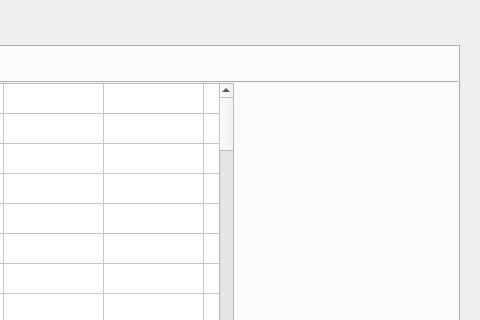
The window that mainwindow.ui (P0lskay/Simplex_graphs_methods) describes before a commit, drawn with Qt 5; both pictures show x 720 to 1200 and y 0 to 320 of the 1200 by 900 pixel window.
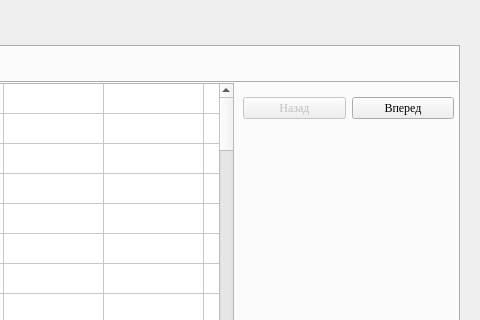
The same window after the commit. The open tabs and pages were chosen to show the change.

Commit message: Внесеной много изменений еще 2 дня назад, поэтому все изменения стоит смотреть самостоятельно

```diff
--- a/mainwindow.ui
+++ b/mainwindow.ui
@@ -701,6 +701,35 @@
         <column/>
         <column/>
        </widget>
+       <widget class="QWidget" name="horizontalLayoutWidget">
+        <property name="geometry">
+         <rect>
+          <x>940</x>
+          <y>10</y>
+          <width>211</width>
+          <height>31</height>
+         </rect>
+        </property>
+        <layout class="QHBoxLayout" name="horizontalLayout">
+         <item>
+          <widget class="QPushButton" name="btn_last_simplex_first">
+           <property name="enabled">
+            <bool>false</bool>
+           </property>
+           <property name="text">
+            <string>Назад</string>
+           </property>
+          </widget>
+         </item>
+         <item>
+          <widget class="QPushButton" name="btn_next_simplex_first">
+           <property name="text">
+            <string>Вперед</string>
+           </property>
+          </widget>
+         </item>
+        </layout>
+       </widget>
       </widget>
       <widget class="QWidget" name="tab_5">
        <attribute name="title">
```
Left out of the diff: 4 changed lines with no effect on the pictures. The commit also changes 7 other files.
